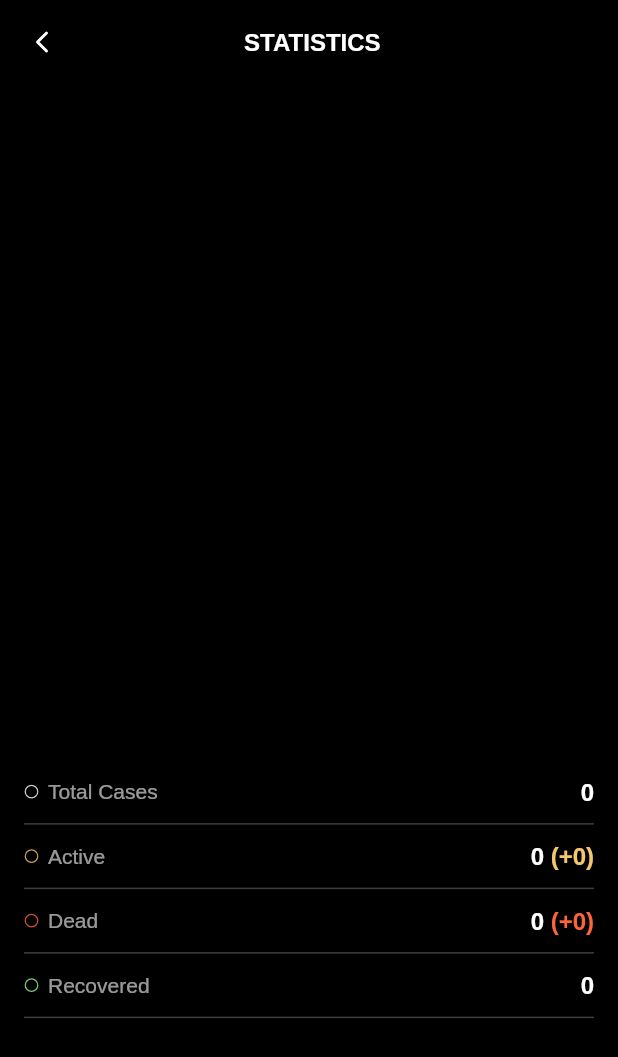
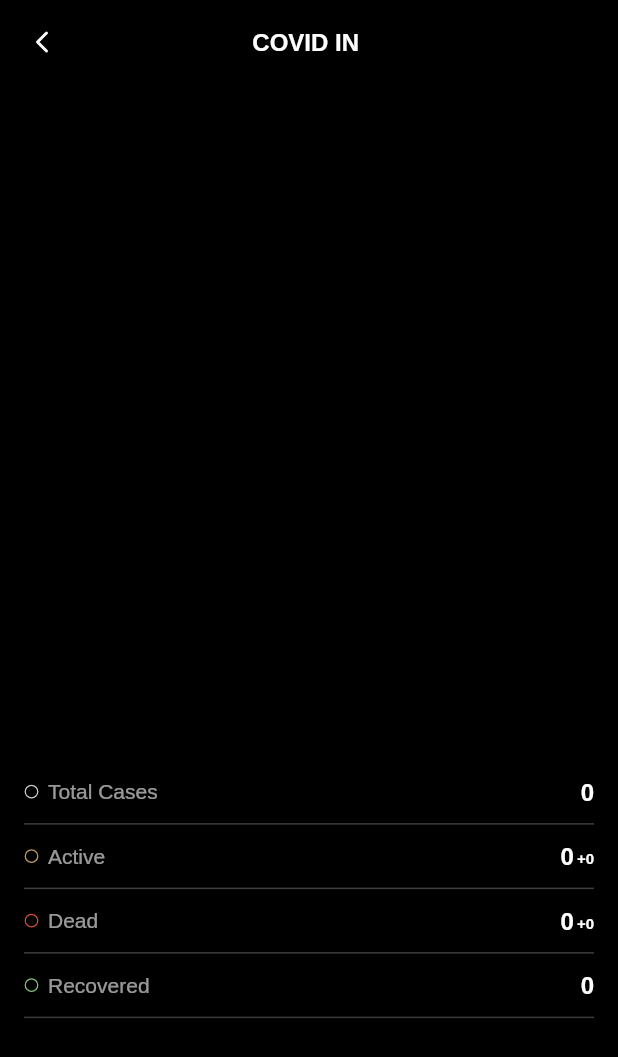
Before and after one commit to shyrwinsia/corona-watch, a Flutter app: the CountryDetailPage screen opened directly with empty values, on a phone screen of 412 x 824 dp. Shown: the top 1057 px of the screen. Run offline on Flutter 3.47's test engine with Material 2 defaults, Android fonts, the phone set to English and light mode, and no system bars; our stand-ins replace feather_icons_flutter.

```diff
--- a/lib/countrydetail.dart
+++ b/lib/countrydetail.dart
@@ -18,7 +18,7 @@ class CountryDetailPage extends StatelessWidget {
           onPressed: () => Navigator.of(context).pop(),
         ),
         title: Text(
-          countryStats.country.toUpperCase() + " STATISTICS",
+          "COVID IN " + countryStats.country.toUpperCase(),
           style: TextStyle(fontWeight: FontWeight.bold, fontSize: 16),
         ),
         centerTitle: true,
--- a/lib/graph.dart
+++ b/lib/graph.dart
@@ -199,7 +199,11 @@ class CountryGraph extends StatelessWidget {
             ],
           ),
           (plus != null)
-              ? Row(children: <Widget>[
+              ? Row(
+                  mainAxisAlignment: MainAxisAlignment.center,
+                  crossAxisAlignment: CrossAxisAlignment.baseline,
+                  textBaseline: TextBaseline.alphabetic,
+                  children: <Widget>[
                       Text(
                         value,
                         style: TextStyle(
@@ -207,12 +211,13 @@ class CountryGraph extends StatelessWidget {
                             fontWeight: FontWeight.bold,
                             color: Colors.white),
                       ),
+                      SizedBox(width: 2),
                       Text(
-                    " (+$plus)",
+                        "+$plus",
                         style: TextStyle(
-                        fontSize: 16,
+                            fontSize: 10,
                             fontWeight: FontWeight.bold,
-                        color: color),
+                            color: Colors.white),
                       )
                     ])
               : Text(
```
Also changed, not shown: lib/countries.dart (+4 -4 lines). Lines whose indentation alone changed are shown as unchanged.
